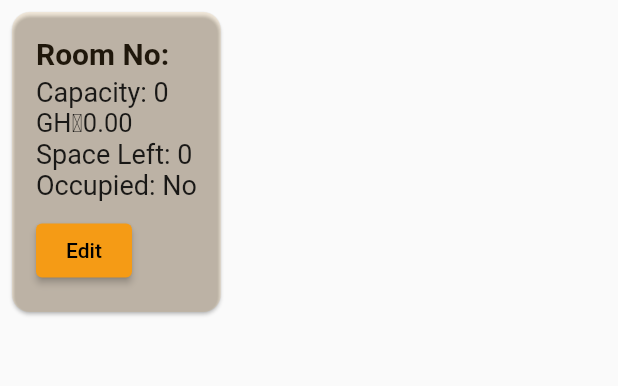
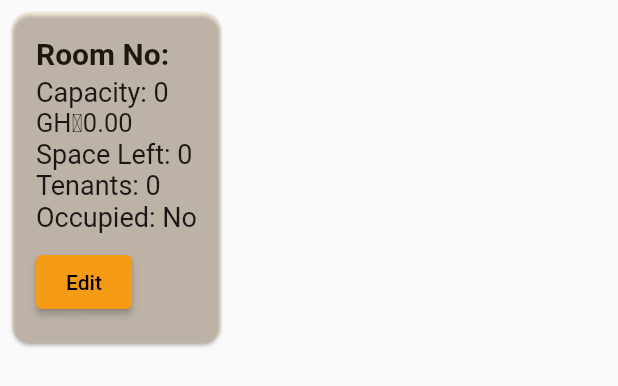
Before and after one commit to Codernointed/iremmiaa, a Flutter app: the RoomCard widget shown alone on an empty page, opened directly with empty values, on a phone screen of 412 x 824 dp. Shown: the top 386 px of the screen. Run offline on Flutter 3.47's test engine with Material 2 defaults, Android fonts, the phone set to English and light mode, and no system bars; our stand-ins replace font_awesome_flutter, google_fonts; missing offline and left inert: qr_code_scanner; network calls fail.

Commit message:
added Number of tenants

```diff
--- a/lib/pages/room_details_page.dart
+++ b/lib/pages/room_details_page.dart
@@ -257,12 +257,12 @@ class _RoomDetailsPageState extends State<RoomDetailsPage> {
                       decoration:
                           const InputDecoration(labelText: 'Room Price'),
                     ),
-                    // TextFormField(
-                    //   controller: roomBedSpaceController,
-                    //   keyboardType: TextInputType.number,
-                    //   decoration:
-                    //       const InputDecoration(labelText: 'Space Left'),
-                    // ),
+                    TextFormField(
+                      controller: roomBedSpaceController,
+                      keyboardType: TextInputType.number,
+                      decoration:
+                          const InputDecoration(labelText: 'Space Left'),
+                    ),
                     CheckboxListTile(
                       title: const Text('Occupied'),
                       value: isOccupied,
@@ -353,6 +353,7 @@ class Room {
   final int roomCapacity;
   final double roomPrice;
   final int roomBedSpace;
+  final int noOfTenants;
   final bool occupied;
   final String roomId;
 
@@ -361,6 +362,7 @@ class Room {
     required this.roomCapacity,
     required this.roomPrice,
     required this.roomBedSpace,
+    required this.noOfTenants,
     required this.occupied,
     required this.roomId,
   });
@@ -371,6 +373,7 @@ class Room {
       roomCapacity: json['room_capacity'] ?? 0,
       roomPrice: double.parse(json['room_price']),
       roomBedSpace: json['bed_space_left'] ?? 0,
+      noOfTenants: json['number_of_tenants'] ?? 0,
       occupied: json['occupied'] ?? false,
       roomId: json['room_id'],
     );
@@ -381,6 +384,7 @@ class Room {
     int? roomCapacity,
     double? roomPrice,
     int? roomBedSpace,
+    int? noOfTenants,
     bool? occupied,
   }) {
     return Room(
@@ -388,6 +392,7 @@ class Room {
       roomCapacity: roomCapacity ?? this.roomCapacity,
       roomPrice: roomPrice ?? this.roomPrice,
       roomBedSpace: roomBedSpace ?? this.roomBedSpace,
+      noOfTenants: noOfTenants ?? this.noOfTenants,
       occupied: occupied ?? this.occupied,
       roomId: roomId,
     );
@@ -444,7 +449,7 @@ class RoomCard extends StatelessWidget {
                 child: Text(
                   'GH₵${room.roomPrice.toStringAsFixed(2)}',
                   style: const TextStyle(
-                    fontSize: 17, // Adjust the font size as needed
+                    fontSize: 17,
                   ),
                 ),
               ),
@@ -452,7 +457,15 @@ class RoomCard extends StatelessWidget {
                 child: Text(
                   'Space Left: ${room.roomBedSpace}',
                   style: const TextStyle(
-                    fontSize: 18, // Adjust the font size as needed
+                    fontSize: 18,
+                  ),
+                ),
+              ),
+              Flexible(
+                child: Text(
+                  'Tenants: ${room.noOfTenants}',
+                  style: const TextStyle(
+                    fontSize: 18,
                   ),
                 ),
               ),
```
